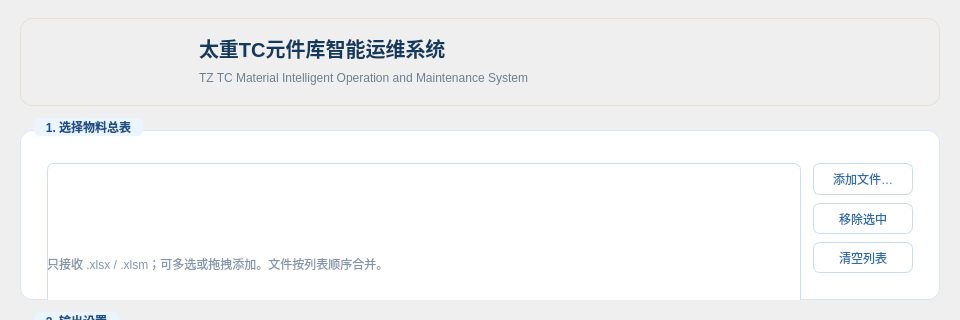
This is software/ui/MainWindow.ui in jkfy/DataTransTool as Qt 5 draws it before an edit; both pictures show x 0 to 960 and y 0 to 320 of the 960 by 780 pixel window. The edited form follows.
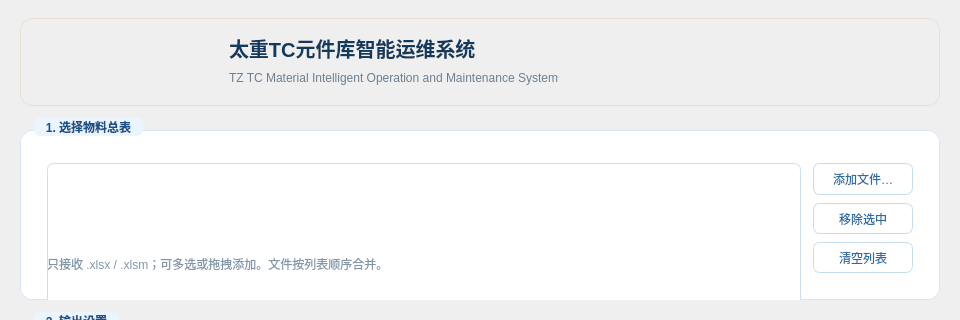
This is the edited form. Icons and pictures are not drawn.

What changed in the file:
```diff
--- a/software/ui/MainWindow.ui
+++ b/software/ui/MainWindow.ui
@@ -221,6 +221,22 @@
          </property>
         </widget>
        </item>
+       <item>
+        <spacer name="logoSpacer">
+         <property name="orientation">
+          <enum>Qt::Orientation::Horizontal</enum>
+         </property>
+         <property name="sizeType">
+          <enum>QSizePolicy::Policy::Fixed</enum>
+         </property>
+         <property name="sizeHint" stdset="0">
+          <size>
+           <width>30</width>
+           <height>20</height>
+          </size>
+         </property>
+        </spacer>
+       </item>
        <item>
         <layout class="QVBoxLayout" name="headerTextLayout">
          <property name="spacing">
@@ -230,7 +246,7 @@
           <widget class="QLabel" name="titleLabel">
            <property name="font">
             <font>
-             <pointsize>18</pointsize>
+             <pointsize>-1</pointsize>
              <bold>true</bold>
             </font>
            </property>
```
Left out of the diff: 4 changed lines with no effect on the pictures.
